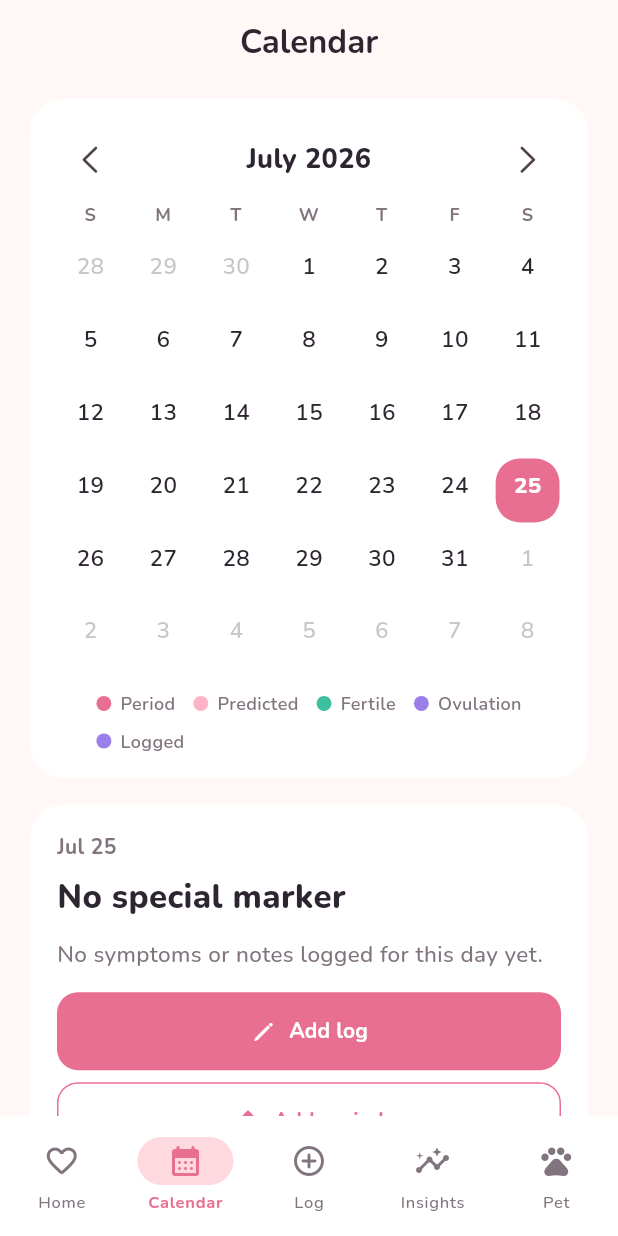
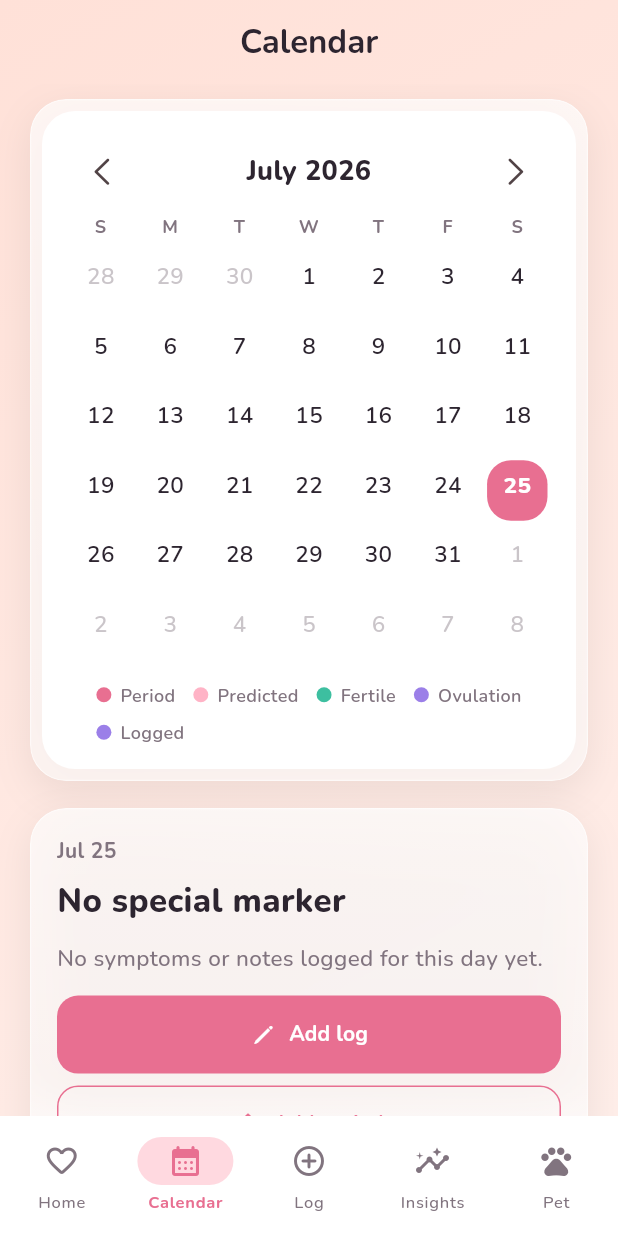
Before and after one commit to lekhanpro/cyclecare, a Flutter app: the CalendarScreen screen opened by its route, on a phone screen of 412 x 824 dp. Run offline on Flutter 3.47's test engine with Material 3 defaults, Android fonts, the phone set to English and light mode, and no system bars; our stand-ins replace firebase_auth, firebase_core, firebase_messaging, fl_chart, flutter_dotenv, flutter_local_notifications and 9 more; accounts and stored records are empty.

Commit message:
feat: iOS glass UI for calendar

```diff
--- a/lib/core/router/app_router.dart
+++ b/lib/core/router/app_router.dart
@@ -42,44 +42,42 @@ class AppRoutes {
   static const education = '/education';
 }
 
-// ─── Shell nav index mapping ──────────────────────────────────────────────────
-const _shellRoutes = [
-  AppRoutes.home,
-  AppRoutes.calendar,
-  AppRoutes.log,
-  AppRoutes.insights,
-  AppRoutes.pet,
-];
+// ─── Router notifier — drives GoRouter refresh ────────────────────────────────
+class _RouterNotifier extends ChangeNotifier {
+  _RouterNotifier(this._ref) {
+    _ref.listen<AsyncValue<CycleTrackerState>>(
+      cycleTrackerControllerProvider,
+      (_, __) => notifyListeners(),
+    );
+  }
 
-// ─── Router provider ─────────────────────────────────────────────────────────
-final appRouterProvider = Provider<GoRouter>((ref) => _buildRouter(ref));
+  final Ref _ref;
 
-GoRouter _buildRouter(Ref ref) {
-  final trackerAsync = ref.watch(cycleTrackerControllerProvider);
+  bool get _isLoading =>
+      _ref.read(cycleTrackerControllerProvider).isLoading;
 
-  return GoRouter(
-    initialLocation: AppRoutes.splash,
-    debugLogDiagnostics: false,
-    redirect: (context, state) {
-      final isLoading = trackerAsync.isLoading;
-      if (isLoading) return AppRoutes.splash;
+  bool get _onboarded =>
+      _ref.read(cycleTrackerControllerProvider).valueOrNull
+          ?.preferences.onboardingCompleted ??
+      false;
 
-      final onboarded =
-          trackerAsync.valueOrNull?.preferences.onboardingCompleted ?? false;
+  String? redirect(BuildContext context, GoRouterState state) {
+    if (_isLoading) return AppRoutes.splash;
+
     final loc = state.matchedLocation;
 
-      // Not onboarded → send to landing/onboarding
-      if (!onboarded) {
-        if (loc == AppRoutes.splash ||
-            loc == AppRoutes.landing ||
+    if (!_onboarded) {
+      // Note: splash is deliberately NOT allowed here. Once loading finishes,
+      // an un-onboarded user sitting on splash must be moved to landing —
+      // returning null would leave them on the spinner indefinitely.
+      if (loc == AppRoutes.landing ||
           loc == AppRoutes.signIn ||
           loc == AppRoutes.onboarding) {
-          return null; // allow
+        return null;
       }
       return AppRoutes.landing;
     }
 
-      // Onboarded → skip auth/onboarding screens
     if (loc == AppRoutes.splash ||
         loc == AppRoutes.landing ||
         loc == AppRoutes.onboarding) {
@@ -87,7 +85,18 @@ GoRouter _buildRouter(Ref ref) {
     }
 
     return null;
-    },
+  }
+}
+
+// ─── Router provider ─────────────────────────────────────────────────────────
+final appRouterProvider = Provider<GoRouter>((ref) {
+  final notifier = _RouterNotifier(ref);
+
+  return GoRouter(
+    initialLocation: AppRoutes.splash,
+    debugLogDiagnostics: false,
+    refreshListenable: notifier,
+    redirect: notifier.redirect,
     routes: [
       GoRoute(
         path: AppRoutes.splash,
@@ -105,13 +114,13 @@ GoRouter _buildRouter(Ref ref) {
         path: AppRoutes.onboarding,
         builder: (_, __) => const OnboardingScreen(),
       ),
-      // ── Main shell with bottom nav ────────────────────────────────────────
       StatefulShellRoute.indexedStack(
         builder: (context, state, shell) => MainShell(shell: shell),
         branches: [
           StatefulShellBranch(routes: [
             GoRoute(
-                path: AppRoutes.home, builder: (_, __) => const HomeScreen()),
+                path: AppRoutes.home,
+                builder: (_, __) => const HomeScreen()),
           ]),
           StatefulShellBranch(routes: [
             GoRoute(
@@ -119,7 +128,9 @@ GoRouter _buildRouter(Ref ref) {
                 builder: (_, __) => const CalendarScreen()),
           ]),
           StatefulShellBranch(routes: [
-            GoRoute(path: AppRoutes.log, builder: (_, __) => const LogScreen()),
+            GoRoute(
+                path: AppRoutes.log,
+                builder: (_, __) => const LogScreen()),
           ]),
           StatefulShellBranch(routes: [
             GoRoute(
@@ -127,11 +138,12 @@ GoRouter _buildRouter(Ref ref) {
                 builder: (_, __) => const InsightsScreen()),
           ]),
           StatefulShellBranch(routes: [
-            GoRoute(path: AppRoutes.pet, builder: (_, __) => const PetScreen()),
+            GoRoute(
+                path: AppRoutes.pet,
+                builder: (_, __) => const PetScreen()),
           ]),
         ],
       ),
-      // ── Full-screen routes ────────────────────────────────────────────────
       GoRoute(
         path: AppRoutes.aiChat,
         builder: (_, __) => const AIChatScreen(),
@@ -162,9 +174,7 @@ GoRouter _buildRouter(Ref ref) {
       ),
     ],
     errorBuilder: (context, state) => Scaffold(
-      body: Center(
-        child: Text('Page not found: ${state.error}'),
-      ),
+      body: Center(child: Text('Page not found: ${state.error}')),
     ),
   );
-}
+});
--- a/lib/features/splash/splash_screen.dart
+++ b/lib/features/splash/splash_screen.dart
@@ -1,6 +1,10 @@
 import 'package:flutter/material.dart';
+
 import '../../core/theme/cyclecare_theme.dart';
 
+/// Passive loading screen. Navigation away from here is owned entirely by
+/// the router's redirect (see `app_router.dart`), which re-runs when the
+/// cycle tracker finishes loading via `refreshListenable`.
 class SplashScreen extends StatelessWidget {
   const SplashScreen({super.key});
 
--- a/lib/features/tracking/presentation/calendar_screen.dart
+++ b/lib/features/tracking/presentation/calendar_screen.dart
@@ -5,10 +5,20 @@ import 'package:flutter_riverpod/flutter_riverpod.dart';
 import '../../../core/theme/cyclecare_theme.dart';
 import '../../../core/utils/date_helpers.dart';
 import '../../../widgets/cycle_calendar.dart';
-import '../../../widgets/soft_card.dart';
+import '../../../widgets/glass_card.dart';
 import '../application/cycle_tracker_controller.dart';
 import '../domain/cycle_models.dart';
 import 'log_screen.dart';
+
+/// Backdrop gradient for the currently selected day's cycle phase. The glass
+/// cards blur against this, so it carries the app's phase colour.
+List<Color> _gradientFor(DayStatus status) => switch (status) {
+      DayStatus.period => AppColors.menstrualGradient,
+      DayStatus.predictedPeriod => AppColors.menstrualGradient,
+      DayStatus.fertile => AppColors.follicularGradient,
+      DayStatus.ovulation => AppColors.ovulationGradient,
+      DayStatus.normal => AppColors.lutealGradient,
+    };
 
 class CalendarScreen extends ConsumerStatefulWidget {
   const CalendarScreen({super.key});
@@ -30,25 +40,43 @@ class _CalendarScreenState extends ConsumerState<CalendarScreen> {
   Widget build(BuildContext context) {
     final state = ref.watch(cycleTrackerControllerProvider);
     return Scaffold(
-      appBar: AppBar(title: const Text('Calendar')),
+      // Transparent chrome so the phase backdrop reads edge to edge and the
+      // glass surfaces have something saturated to blur against.
+      extendBodyBehindAppBar: true,
+      backgroundColor: Colors.transparent,
+      appBar: AppBar(
+        title: const Text('Calendar'),
+        backgroundColor: Colors.transparent,
+        surfaceTintColor: Colors.transparent,
+        elevation: 0,
+      ),
       body: state.when(
         loading: () => const Center(child: CupertinoActivityIndicator()),
         error: (error, _) => Center(child: Text('$error')),
-        data: (data) => ListView(
+        data: (data) => PhaseBackdrop(
+          colors: _gradientFor(data.statusFor(data.selectedDate)),
+          child: SafeArea(
+            child: ListView(
               padding: const EdgeInsets.fromLTRB(20, 10, 20, 28),
               children: [
-            CycleCalendar(
+                GlassCard(
+                  padding: const EdgeInsets.all(8),
+                  child: CycleCalendar(
                     month: _month,
                     selectedDate: data.selectedDate,
                     statusFor: data.statusFor,
                     hasLogFor: data.hasLogFor,
-              onSelected:
-                  ref.read(cycleTrackerControllerProvider.notifier).selectDate,
+                    onSelected: ref
+                        .read(cycleTrackerControllerProvider.notifier)
+                        .selectDate,
                     onMonthChanged: (month) => setState(() => _month = month),
+                  ),
                 ),
                 const SizedBox(height: 18),
                 _DayDetail(data: data),
               ],
+            ),
+          ),
         ),
       ),
     );
@@ -72,7 +100,7 @@ class _DayDetail extends ConsumerWidget {
       DayStatus.ovulation => 'Ovulation estimate',
       DayStatus.normal => 'No special marker',
     };
-    return SoftCard(
+    return GlassCard(
       child: Column(
         crossAxisAlignment: CrossAxisAlignment.start,
         children: [
--- a/lib/main.dart
+++ b/lib/main.dart
@@ -1,3 +1,5 @@
+import 'dart:async';
+
 import 'package:firebase_core/firebase_core.dart';
 import 'package:firebase_messaging/firebase_messaging.dart';
 import 'package:flutter/material.dart';
@@ -43,7 +45,22 @@ Future<void> main() async {
     ),
   );
 
-  // ── Firebase + FCM ────────────────────────────────────────────────────────
+  runApp(
+    const ProviderScope(
+      child: CycleCareApp(),
+    ),
+  );
+
+  // Messaging and local notifications are deliberately started *after*
+  // runApp and never awaited here. Requesting the FCM permission blocks on a
+  // system dialog on Android 13+/iOS, and awaiting it before the first frame
+  // leaves the user staring at a blank window until they respond.
+  unawaited(_initMessaging());
+  unawaited(_initLocalNotifications());
+}
+
+// ── Firebase + FCM — off the startup critical path ───────────────────────────
+Future<void> _initMessaging() async {
   try {
     await Firebase.initializeApp(
       options: DefaultFirebaseOptions.currentPlatform,
@@ -51,24 +68,6 @@ Future<void> main() async {
 
     // Background message handler
     FirebaseMessaging.onBackgroundMessage(_onBackgroundMessage);
-
-    // Request permission (Android 13+ / iOS)
-    final settings = await FirebaseMessaging.instance.requestPermission(
-      alert: true,
-      badge: true,
-      sound: true,
-      provisional: false,
-    );
-    debugPrint('FCM permission: ${settings.authorizationStatus}');
-
-    // Get + save FCM token
-    final token = await FirebaseMessaging.instance.getToken();
-    if (token != null) {
-      await _saveFcmToken(token);
-    }
-
-    // Refresh token listener
-    FirebaseMessaging.instance.onTokenRefresh.listen(_saveFcmToken);
 
     // Foreground messages → show as local notification
     FirebaseMessaging.onMessage.listen((RemoteMessage message) {
@@ -92,21 +91,34 @@ Future<void> main() async {
     if (initial != null) {
       debugPrint('Launched from notification: ${initial.data}');
     }
+
+    // Request permission (Android 13+ / iOS) — shows a system dialog
+    final settings = await FirebaseMessaging.instance.requestPermission(
+      alert: true,
+      badge: true,
+      sound: true,
+      provisional: false,
+    );
+    debugPrint('FCM permission: ${settings.authorizationStatus}');
+
+    // Get + save FCM token
+    final token = await FirebaseMessaging.instance.getToken();
+    if (token != null) {
+      await _saveFcmToken(token);
+    }
+
+    // Refresh token listener
+    FirebaseMessaging.instance.onTokenRefresh.listen(_saveFcmToken);
   } catch (e) {
     // Firebase unavailable — app works in local-only mode
     debugPrint('Firebase init error: $e');
   }
+}
 
-  // ── Local notifications ───────────────────────────────────────────────────
+Future<void> _initLocalNotifications() async {
   try {
     await NotificationService().initialize();
   } catch (_) {}
-
-  runApp(
-    const ProviderScope(
-      child: CycleCareApp(),
-    ),
-  );
 }
 
 /// Persist FCM token locally so it can be synced to Supabase when signed in
--- /dev/null
+++ b/lib/widgets/glass_card.dart
@@ -0,0 +1,168 @@
+import 'dart:ui';
+
+import 'package:flutter/material.dart';
+
+import '../core/theme/cyclecare_theme.dart';
+
+/// Frosted-glass surface in the iOS style — a real backdrop blur behind a
+/// translucent fill, with the hairline top highlight that gives iOS materials
+/// their sense of depth.
+///
+/// Unlike [SoftCard] (an opaque elevated card), this samples and blurs whatever
+/// is painted behind it, so it needs a colourful or gradient backdrop to read
+/// correctly. Over a flat white background it will look almost invisible.
+class GlassCard extends StatelessWidget {
+  const GlassCard({
+    super.key,
+    required this.child,
+    this.padding,
+    this.margin,
+    this.borderRadius,
+    this.blur = 18,
+    this.opacity,
+    this.tint,
+    this.onTap,
+    this.showBorder = true,
+  });
+
+  final Widget child;
+  final EdgeInsetsGeometry? padding;
+  final EdgeInsetsGeometry? margin;
+  final BorderRadius? borderRadius;
+
+  /// Sigma passed to the backdrop blur. iOS system materials sit around 18–30.
+  final double blur;
+
+  /// Fill opacity. Defaults to a value tuned per brightness.
+  final double? opacity;
+
+  /// Optional colour wash over the glass — usually a phase colour.
+  final Color? tint;
+
+  final VoidCallback? onTap;
+  final bool showBorder;
+
+  @override
+  Widget build(BuildContext context) {
+    final isDark = Theme.of(context).brightness == Brightness.dark;
+    final radius = borderRadius ?? BorderRadius.circular(24);
+
+    // Dark glass needs a lighter veil to separate from the background;
+    // light glass needs a heavier one to stay legible over saturated colour.
+    final fillOpacity = opacity ?? (isDark ? 0.22 : 0.58);
+    final base = tint ?? (isDark ? AppColors.darkCard : AppColors.white);
+
+    // Note: the base fill and the sheen must live on separate layers.
+    // BoxDecoration's gradient shader replaces its color, so setting both on
+    // one decoration silently drops the fill and the glass renders empty.
+    final surface = ClipRRect(
+      borderRadius: radius,
+      child: BackdropFilter(
+        filter: ImageFilter.blur(sigmaX: blur, sigmaY: blur),
+        child: DecoratedBox(
+          decoration: BoxDecoration(
+            borderRadius: radius,
+            color: base.withOpacity(fillOpacity),
+            border: showBorder
+                ? Border.all(
+                    color: Colors.white.withOpacity(isDark ? 0.14 : 0.55),
+                    width: 0.8,
+                  )
+                : null,
+          ),
+          child: Stack(
+            children: [
+              // Vertical sheen — brighter at the top edge, like frosted glass
+              // catching light from above.
+              Positioned.fill(
+                child: IgnorePointer(
+                  child: DecoratedBox(
+                    decoration: BoxDecoration(
+                      borderRadius: radius,
+                      gradient: LinearGradient(
+                        begin: Alignment.topCenter,
+                        end: Alignment.bottomCenter,
+                        colors: [
+                          Colors.white.withOpacity(isDark ? 0.10 : 0.30),
+                          Colors.white.withOpacity(0.0),
+                        ],
+                      ),
+                    ),
+                  ),
+                ),
+              ),
+              Material(
+                type: MaterialType.transparency,
+                child: InkWell(
+                  onTap: onTap,
+                  borderRadius: radius,
+                  child: Padding(
+                    padding: padding ?? const EdgeInsets.all(18),
+                    child: child,
+                  ),
+                ),
+              ),
+            ],
+          ),
+        ),
+      ),
+    );
+
+    // Soft ambient shadow, kept low-contrast so the glass still feels weightless.
+    final shadowed = DecoratedBox(
+      decoration: BoxDecoration(
+        borderRadius: radius,
+        boxShadow: [
+          BoxShadow(
+            color: Colors.black.withOpacity(isDark ? 0.34 : 0.07),
+            blurRadius: 22,
+            offset: const Offset(0, 8),
+          ),
+        ],
+      ),
+      child: surface,
+    );
+
+    if (margin != null) {
+      return Padding(padding: margin!, child: shadowed);
+    }
+    return shadowed;
+  }
+}
+
+/// Full-bleed phase-tinted gradient, used as the backdrop that [GlassCard]
+/// blurs against. Without something like this behind it, glass has nothing
+/// to sample.
+class PhaseBackdrop extends StatelessWidget {
+  const PhaseBackdrop({
+    super.key,
+    required this.colors,
+    required this.child,
+  });
+
+  final List<Color> colors;
+  final Widget child;
+
+  @override
+  Widget build(BuildContext context) {
+    final isDark = Theme.of(context).brightness == Brightness.dark;
+    return DecoratedBox(
+      decoration: BoxDecoration(
+        gradient: LinearGradient(
+          begin: Alignment.topLeft,
+          end: Alignment.bottomRight,
+          colors: isDark
+              ? [
+                  Color.lerp(colors.first, AppColors.darkBg, 0.72)!,
+                  Color.lerp(colors.last, AppColors.darkBg, 0.86)!,
+                ]
+              : [
+                  Color.lerp(colors.first, AppColors.white, 0.62)!,
+                  Color.lerp(colors.last, AppColors.cream, 0.78)!,
+                ],
+        ),
+      ),
+      child: child,
+    );
+  }
+}
```
Lines whose indentation alone changed are shown as unchanged.
